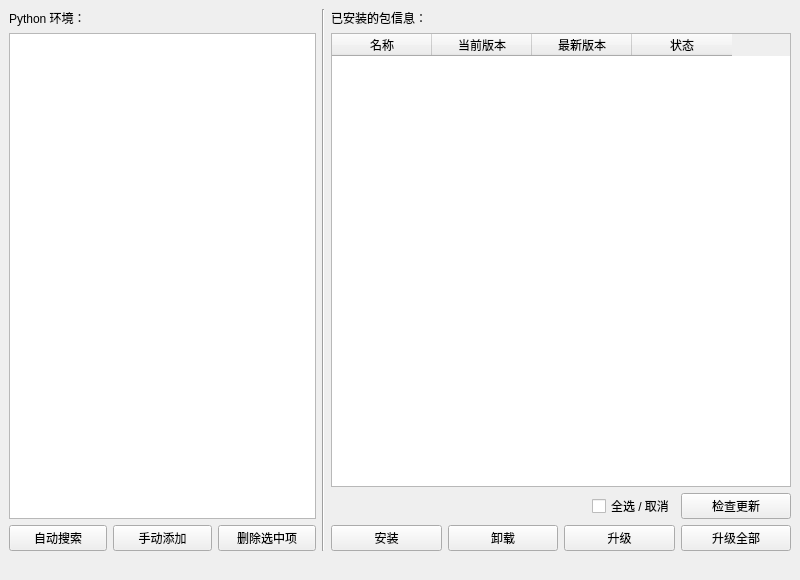
Above: ui/pkgmgr.ui from hrpzcf/AwesomePyKit before the change. Below: the same form after it.
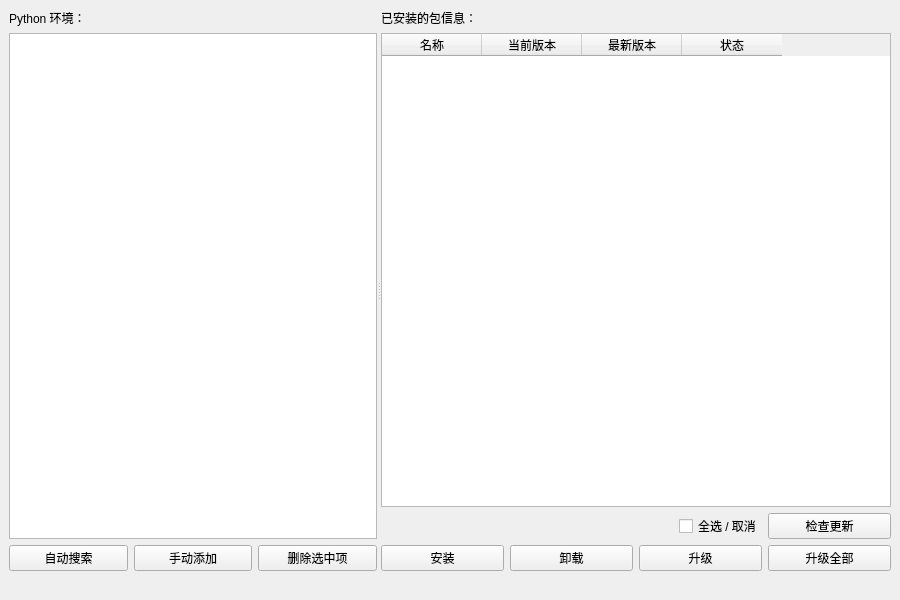
That is the form after the change.

Commit message: <包管理器>现在可以拖动左右两部分之间的空白处来调整左右两部分的大小

The edit to the form file:
```diff
--- a/ui/pkgmgr.ui
+++ b/ui/pkgmgr.ui
@@ -9,8 +9,8 @@
    <rect>
     <x>0</x>
     <y>0</y>
-    <width>800</width>
-    <height>580</height>
+    <width>900</width>
+    <height>600</height>
    </rect>
   </property>
   <property name="font">
@@ -24,10 +24,13 @@
   <widget class="QWidget" name="centralwidget">
    <layout class="QVBoxLayout" name="verticalLayout_4">
     <item>
-     <layout class="QVBoxLayout" name="verticalLayout_3">
+     <layout class="QVBoxLayout" name="verticalLayout_3" stretch="1,0">
       <item>
-       <layout class="QHBoxLayout" name="horizontalLayout_4" stretch="2,0,3">
-        <item>
+       <widget class="QSplitter" name="splitter">
+        <property name="orientation">
+         <enum>Qt::Horizontal</enum>
+        </property>
+        <widget class="QWidget" name="layoutWidget">
          <layout class="QVBoxLayout" name="verticalLayout_2">
           <item>
            <widget class="QLabel" name="lb_python_dir">
@@ -151,15 +154,8 @@
            </layout>
           </item>
          </layout>
-        </item>
-        <item>
-         <widget class="Line" name="line">
-          <property name="orientation">
-           <enum>Qt::Vertical</enum>
-          </property>
-         </widget>
-        </item>
-        <item>
+        </widget>
+        <widget class="QWidget" name="layoutWidget">
          <layout class="QVBoxLayout" name="verticalLayout">
           <item>
            <widget class="QLabel" name="lb_installed_pkgs_info">
@@ -370,8 +366,8 @@
            </layout>
           </item>
          </layout>
-        </item>
-       </layout>
+        </widget>
+       </widget>
       </item>
       <item>
        <layout class="QHBoxLayout" name="horizontalLayout_3" stretch="9,0">
```
The commit also changes 1 other file.
